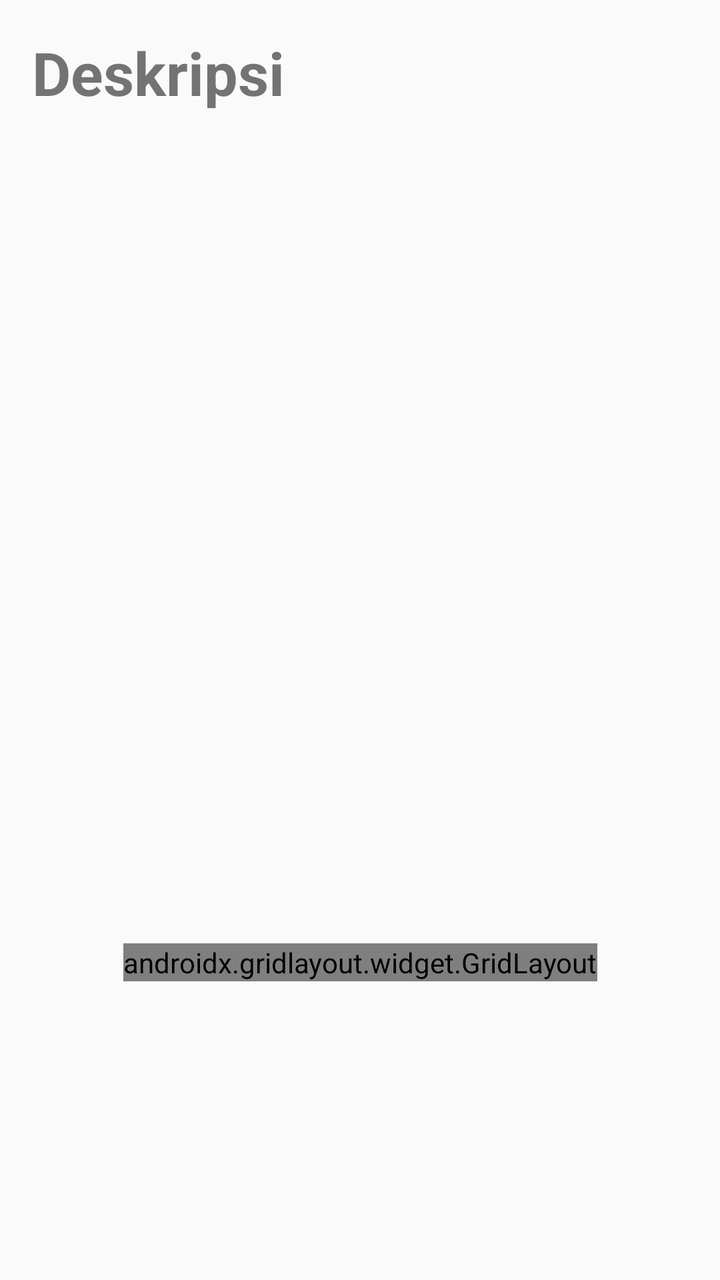
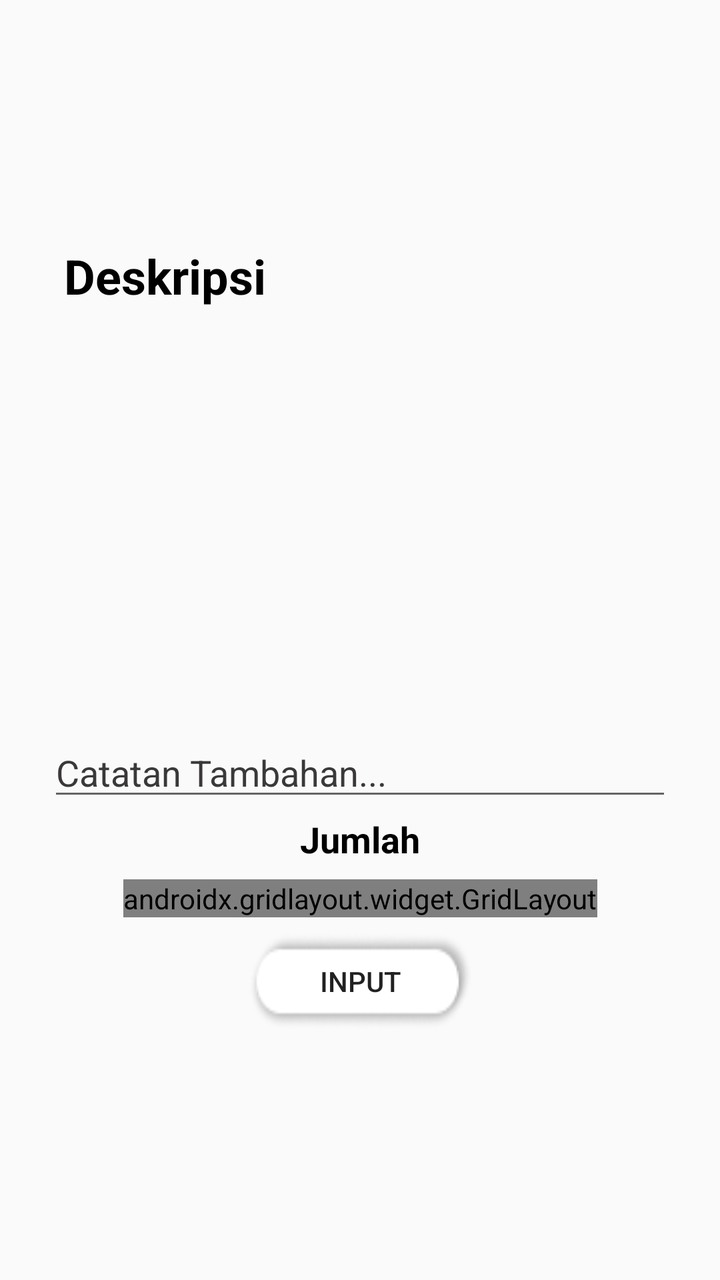

Screens rendered from an Android XML layout before and after an edit, with the pre-edit source and the edit as a unified diff.
<!-- AndroidManifest.xml: application theme AppTheme -->
<!-- res/layout/activity_deskripsi_pesanan.xml -->
<?xml version="1.0" encoding="utf-8"?>
<androidx.constraintlayout.widget.ConstraintLayout xmlns:android="http://schemas.android.com/apk/res/android"
    xmlns:app="http://schemas.android.com/apk/res-auto"
    xmlns:tools="http://schemas.android.com/tools"
    android:layout_width="match_parent"
    android:layout_height="match_parent"
    tools:context=".activities.transaksi.DeskripsiPesanan.DeskripsiPesanan">

    <TextView
        android:id="@+id/textView4"
        android:layout_width="wrap_content"
        android:layout_height="wrap_content"
        android:layout_marginStart="16dp"
        android:layout_marginTop="16dp"
        android:text="Deskripsi"
        android:textSize="30sp"
        android:textStyle="bold"
        app:layout_constraintStart_toStartOf="parent"
        app:layout_constraintTop_toTopOf="parent" />

    <GridView
        android:id="@+id/gridviewDaftarDeskripsiPesanan"
        android:layout_width="0dp"
        android:layout_height="250dp"
        android:layout_marginStart="16dp"
        android:layout_marginTop="16dp"
        android:layout_marginEnd="16dp"
        android:numColumns="auto_fit"
        app:layout_constraintEnd_toEndOf="parent"
        app:layout_constraintStart_toStartOf="parent"
        app:layout_constraintTop_toBottomOf="@+id/textView4">

    </GridView>

    <androidx.gridlayout.widget.GridLayout
        android:layout_width="wrap_content"
        android:layout_height="wrap_content"
        app:columnCount="3"
        app:layout_constraintBottom_toBottomOf="parent"
        app:layout_constraintEnd_toEndOf="parent"
        app:layout_constraintStart_toStartOf="parent"
        app:layout_constraintTop_toBottomOf="@+id/gridviewDaftarDeskripsiPesanan">

        <Button
            android:id="@+id/buttonMIN"
            android:layout_width="35dp"
            android:layout_height="wrap_content"
            android:text="-"
            android:textSize="24sp"
            android:textStyle="bold"
            app:layout_column="0"
            app:layout_row="0" />

        <EditText
            android:id="@+id/editTextJumlahPesanan"
            android:layout_width="50dp"
            android:layout_height="50dp"
            android:ems="10"
            android:inputType="number"
            app:layout_column="1"
            app:layout_row="0"
            android:textAlignment="center"/>

        <Button
            android:id="@+id/buttonPLUS"
            android:layout_width="35dp"
            android:layout_height="wrap_content"
            android:text="+"
            android:textSize="24sp"
            android:textStyle="bold"
            app:layout_column="2"
            app:layout_row="0" />
    </androidx.gridlayout.widget.GridLayout>
</androidx.constraintlayout.widget.ConstraintLayout>
<!-- resources referenced by this layout -->
<resources>
  <style name="AppTheme" parent="Theme.AppCompat.Light.NoActionBar">
          
          <item name="colorPrimary">#F7AA35</item>
          <item name="colorPrimaryDark">#F7AA35</item>
          <item name="colorAccent">#F7AA35</item>
  
          
          <item name="android:popupMenuStyle">@style/PopupMenu</item>
          
  
      </style>
  <style name="PopupMenu" parent="@android:style/Widget.Holo.ListPopupWindow">
          <item name="android:popupBackground">@drawable/border</item>
          <item name="android:itemPadding">1dp</item>
      </style>
  <!-- drawable border (drawable-v24) -->
  <?xml version="1.0" encoding="utf-8"?>
  <layer-list xmlns:android="http://schemas.android.com/apk/res/android">
      
      
      <item>
          <shape>
              <padding
  
                      android:bottom="2dp"/>
  
              <solid android:color="#C3BABA" />
  
              <corners android:radius="12dp" />
          </shape>
      </item>
  
      
     
  </layer-list>
</resources>

<!-- the commit's change to res/layout/activity_deskripsi_pesanan.xml (unified diff, before → after) -->
@@ -1,74 +1,155 @@
 <?xml version="1.0" encoding="utf-8"?>
+
 <androidx.constraintlayout.widget.ConstraintLayout xmlns:android="http://schemas.android.com/apk/res/android"
     xmlns:app="http://schemas.android.com/apk/res-auto"
     xmlns:tools="http://schemas.android.com/tools"
-    android:layout_width="match_parent"
-    android:layout_height="match_parent"
-    tools:context=".activities.transaksi.DeskripsiPesanan.DeskripsiPesanan">
+    android:layout_width="650dp"
+    android:layout_height="wrap_content"
+    android:layout_gravity="center"
+    tools:context=".activities.transaksi.deskripsiPesanan.DeskripsiPesanan">
 
-    <TextView
-        android:id="@+id/textView4"
-        android:layout_width="wrap_content"
+    
+
+    <ScrollView
+        android:layout_width="0dp"
         android:layout_height="wrap_content"
         android:layout_marginStart="16dp"
         android:layout_marginTop="16dp"
-        android:text="Deskripsi"
-        android:textSize="30sp"
-        android:textStyle="bold"
-        app:layout_constraintStart_toStartOf="parent"
-        app:layout_constraintTop_toTopOf="parent" />
-
-    <GridView
-        android:id="@+id/gridviewDaftarDeskripsiPesanan"
-        android:layout_width="0dp"
-        android:layout_height="250dp"
-        android:layout_marginStart="16dp"
-        android:layout_marginTop="16dp"
         android:layout_marginEnd="16dp"
-        android:numColumns="auto_fit"
-        app:layout_constraintEnd_toEndOf="parent"
-        app:layout_constraintStart_toStartOf="parent"
-        app:layout_constraintTop_toBottomOf="@+id/textView4">
-
-    </GridView>
-
-    <androidx.gridlayout.widget.GridLayout
-        android:layout_width="wrap_content"
-        android:layout_height="wrap_content"
-        app:columnCount="3"
+        android:layout_marginBottom="16dp"
+        android:focusable="false"
         app:layout_constraintBottom_toBottomOf="parent"
         app:layout_constraintEnd_toEndOf="parent"
         app:layout_constraintStart_toStartOf="parent"
-        app:layout_constraintTop_toBottomOf="@+id/gridviewDaftarDeskripsiPesanan">
+        app:layout_constraintTop_toTopOf="parent">
 
-        <Button
-            android:id="@+id/buttonMIN"
-            android:layout_width="35dp"
+        <androidx.constraintlayout.widget.ConstraintLayout
+            android:layout_width="match_parent"
             android:layout_height="wrap_content"
-            android:text="-"
-            android:textSize="24sp"
-            android:textStyle="bold"
-            app:layout_column="0"
-            app:layout_row="0" />
+            android:orientation="vertical">
 
-        <EditText
-            android:id="@+id/editTextJumlahPesanan"
-            android:layout_width="50dp"
-            android:layout_height="50dp"
-            android:ems="10"
-            android:inputType="number"
-            app:layout_column="1"
-            app:layout_row="0"
-            android:textAlignment="center"/>
+            <TextView
+                android:id="@+id/textView4"
+                android:layout_width="wrap_content"
+                android:layout_height="wrap_content"
+                android:layout_marginStart="16dp"
+                android:layout_marginTop="4dp"
+                android:text="Deskripsi"
+                android:textColor="#000000"
+                android:textSize="24sp"
+                android:textStyle="bold"
+                app:layout_constraintStart_toStartOf="parent"
+                app:layout_constraintTop_toTopOf="parent" />
 
-        <Button
-            android:id="@+id/buttonPLUS"
-            android:layout_width="35dp"
-            android:layout_height="wrap_content"
-            android:text="+"
-            android:textSize="24sp"
-            android:textStyle="bold"
-            app:layout_column="2"
-            app:layout_row="0" />
-    </androidx.gridlayout.widget.GridLayout>
+            <GridView
+                android:id="@+id/gridviewDaftarDeskripsiPesanan"
+                android:layout_width="0dp"
+                android:layout_height="200dp"
+                android:layout_marginTop="8dp"
+                android:columnWidth="150dp"
+                android:descendantFocusability="blocksDescendants"
+                android:focusable="false"
+                android:focusableInTouchMode="false"
+                android:gravity="start|left|center_vertical"
+                android:numColumns="4"
+                android:stretchMode="columnWidth"
+                android:touchscreenBlocksFocus="true"
+                app:layout_constraintEnd_toEndOf="parent"
+                app:layout_constraintStart_toStartOf="parent"
+                app:layout_constraintTop_toBottomOf="@+id/textView4">
+
+            </GridView>
+
+            <EditText
+                android:id="@+id/editTextAddNotes"
+                android:layout_width="0dp"
+                android:layout_height="wrap_content"
+                android:layout_marginStart="8dp"
+                android:layout_marginTop="2dp"
+                android:layout_marginEnd="8dp"
+                android:ems="10"
+                android:focusable="true"
+                android:focusableInTouchMode="true"
+                android:hint="Catatan Tambahan..."
+                android:inputType="textPersonName"
+                android:textColor="#000000"
+                android:textColorHint="#3A3838"
+                app:layout_constraintEnd_toEndOf="parent"
+                app:layout_constraintStart_toStartOf="parent"
+                app:layout_constraintTop_toBottomOf="@+id/gridviewDaftarDeskripsiPesanan" />
+
+            <TextView
+                android:id="@+id/textView6"
+                android:layout_width="wrap_content"
+                android:layout_height="wrap_content"
+                android:layout_marginTop="2dp"
+                android:text="Jumlah"
+                android:textColor="#000000"
+                android:textSize="18sp"
+                android:textStyle="bold"
+                app:layout_constraintEnd_toEndOf="parent"
+                app:layout_constraintStart_toStartOf="parent"
+                app:layout_constraintTop_toBottomOf="@+id/editTextAddNotes" />
+
+            <androidx.gridlayout.widget.GridLayout
+                android:id="@+id/gridLayout4"
+                android:layout_width="wrap_content"
+                android:layout_height="wrap_content"
+                android:layout_marginTop="8dp"
+                app:columnCount="3"
+                app:layout_constraintEnd_toEndOf="@+id/textView6"
+                app:layout_constraintStart_toStartOf="@+id/textView6"
+                app:layout_constraintTop_toBottomOf="@+id/textView6">
+
+                <Button
+                    android:id="@+id/buttonMIN"
+                    android:layout_width="35dp"
+                    android:layout_height="wrap_content"
+                    android:background="@drawable/button_white"
+                    android:text="-"
+                    android:textSize="24sp"
+                    android:textStyle="bold"
+                    app:layout_column="0"
+                    app:layout_row="0" />
+
+                <EditText
+                    android:id="@+id/editTextJumlahPesanan"
+                    android:layout_width="50dp"
+                    android:layout_height="50dp"
+                    android:ems="10"
+                    android:focusable="false"
+                    android:focusableInTouchMode="false"
+                    android:inputType="number"
+                    android:textAlignment="center"
+                    android:textColor="#000000"
+                    app:layout_column="1"
+                    app:layout_row="0" />
+
+                <Button
+                    android:id="@+id/buttonPLUS"
+                    android:layout_width="35dp"
+                    android:layout_height="wrap_content"
+                    android:background="@drawable/button_white"
+                    android:text="+"
+                    android:textSize="24sp"
+                    android:textStyle="bold"
+                    app:layout_column="2"
+                    app:layout_row="0" />
+            </androidx.gridlayout.widget.GridLayout>
+
+            <Button
+                android:id="@+id/buttonInputDeskripsiPesanan"
+                android:layout_width="wrap_content"
+                android:layout_height="wrap_content"
+                android:layout_marginTop="8dp"
+                android:layout_marginBottom="8dp"
+                android:background="@drawable/button_white"
+                android:text="Input"
+                app:layout_constraintBottom_toBottomOf="parent"
+                app:layout_constraintEnd_toEndOf="@+id/gridLayout4"
+                app:layout_constraintStart_toStartOf="@+id/gridLayout4"
+                app:layout_constraintTop_toBottomOf="@+id/gridLayout4" />
+        </androidx.constraintlayout.widget.ConstraintLayout>
+    </ScrollView>
+
 </androidx.constraintlayout.widget.ConstraintLayout>
<!-- resource entries referenced after the edit -->
@@ -1,5 +1,6 @@
 <!-- resources referenced by this layout -->
 <resources>
+  <!-- drawable button_white: png bitmap (drawable, 2496 bytes) -->
   <style name="AppTheme" parent="Theme.AppCompat.Light.NoActionBar">
           
           <item name="colorPrimary">#F7AA35</item>
@@ -12,28 +13,68 @@
   
       </style>
   <style name="PopupMenu" parent="@android:style/Widget.Holo.ListPopupWindow">
-          <item name="android:popupBackground">@drawable/border</item>
+          <item name="android:popupBackground">@drawable/border4</item>
           <item name="android:itemPadding">1dp</item>
       </style>
-  <!-- drawable border (drawable-v24) -->
+  <!-- drawable border4 (drawable) -->
   <?xml version="1.0" encoding="utf-8"?>
+  
   <layer-list xmlns:android="http://schemas.android.com/apk/res/android">
-      
-      
+      <item>
+          <shape>
+              <padding
+                  android:bottom="2dp"/>
+  
+              <solid android:color="#C3BABA" />
+  
+              <corners android:radius="8dp" />
+          </shape>
+      </item>
+       <item>
+          <shape>
+              <padding
+                      android:bottom="2dp"
+                      android:left="2dp"
+                      android:right="2dp"
+                      android:top="2dp" />
+  
+              <solid android:color="#F7AA35" />
+  
+              <corners android:radius="8dp" />
+          </shape>
+      </item>
+      <item>
+          <shape>
+              <padding
+                  android:bottom="2dp"
+                  android:left="2dp"
+                  android:right="2dp"
+                  android:top="2dp" />
+  
+              <solid android:color="#F7AA35" />
+  
+              <corners android:radius="8dp" />
+          </shape>
+      </item>
       <item>
           <shape>
               <padding
   
-                      android:bottom="2dp"/>
+                  android:bottom="2dp"/>
   
               <solid android:color="#C3BABA" />
   
-              <corners android:radius="12dp" />
+              <corners android:radius="8dp" />
+          </shape>
+      </item>
+      <item>
+          <shape>
+              <solid android:color="@android:color/white" />
+  
+              <corners android:radius="8dp" />
           </shape>
       </item>
   
-      
-     
   </layer-list>
 </resources>
 
